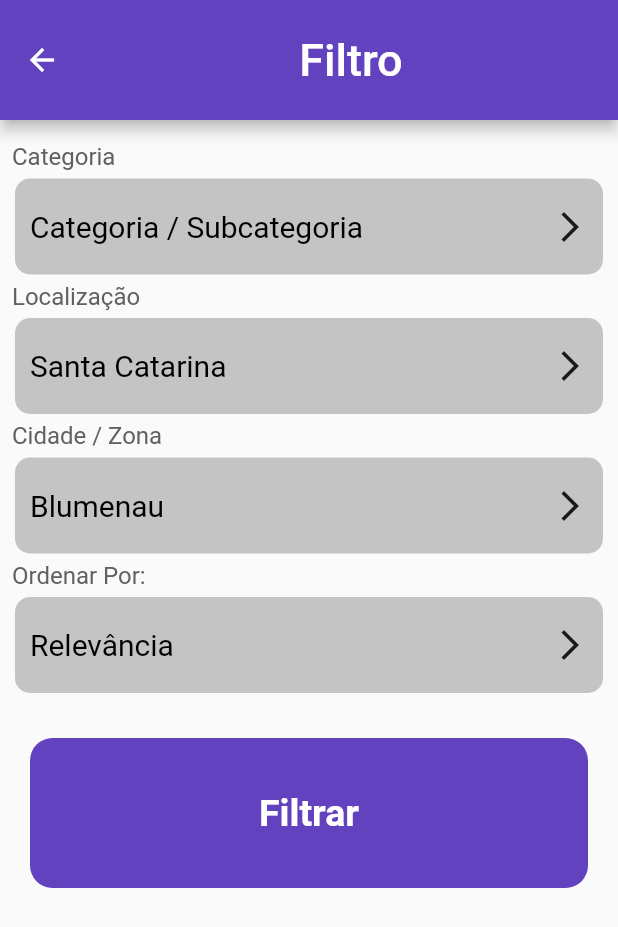
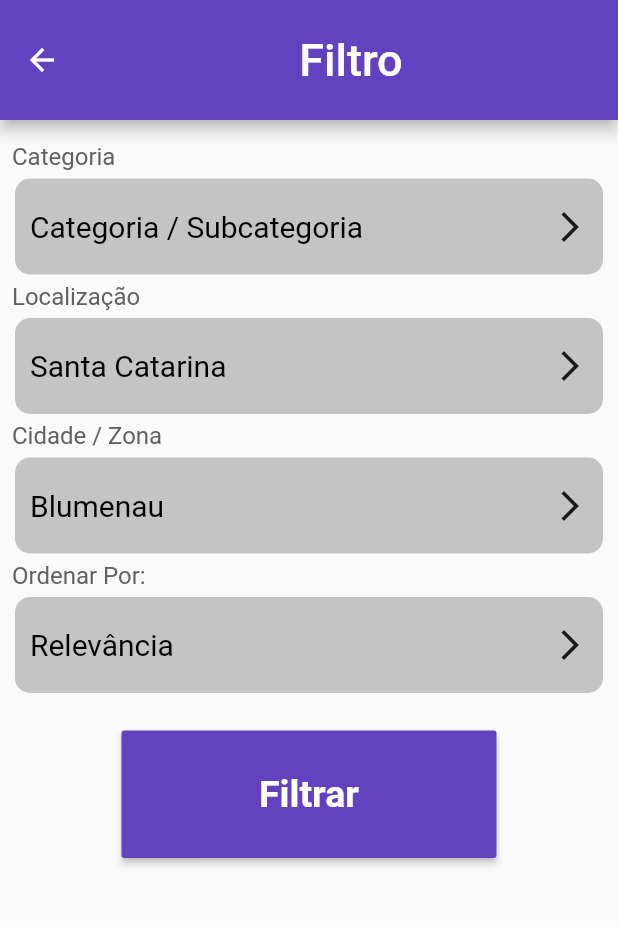
Before and after one commit to GreemerBR/deal, a Flutter app: the FilterBody screen opened directly, on a phone screen of 412 x 824 dp. Shown: the top 927 px of the screen. Run offline on Flutter 3.47's test engine with Material 2 defaults, Android fonts, the phone set to English and light mode, and no system bars.

Commit message:
[change] Changed the filter page button

```diff
--- a/lib/presenter/filtro/widgets/fake_button_container.dart
+++ b/lib/presenter/filtro/widgets/fake_button_container.dart
@@ -1,7 +1,7 @@
+import 'package:app_2/presenter/mainMenu/main_menu.dart';
 import 'package:flutter/material.dart';
 
 class FakeButtonContainer extends StatelessWidget {
-
   const FakeButtonContainer({Key? key}) : super(key: key);
 
   @override
@@ -9,31 +9,51 @@ class FakeButtonContainer extends StatelessWidget {
     return Column(
       mainAxisAlignment: MainAxisAlignment.end,
       children: [
-        Container(
-          width: double.maxFinite,
-          height: 100,
-          margin: EdgeInsets.only(
-            top: 30,
-            right: 20,
-            left: 20,
-          ),
-          decoration: BoxDecoration(
-              color: Color.fromARGB(255, 99, 66, 191),
-              borderRadius: BorderRadius.circular(15)),
-          child: Row(
-            mainAxisAlignment: MainAxisAlignment.center,
-            children: [
-              Text(
-                "Filtrar",
-                style: TextStyle(
-                  color: Colors.white,
-                  fontSize: 25,
-                  fontWeight: FontWeight.bold,
-                ),
+        MaterialButton(
+          minWidth: 250,
+          height: 85,
+          color: Color.fromARGB(255, 99, 66, 191),
+          onPressed: () {
+            Navigator.of(context).push(
+              MaterialPageRoute(
+                builder: (context) {
+                  return MainMenu();
+                },
               ),
-            ],
+            );
+          },
+          child: Text(
+            "Filtrar",
+            style: TextStyle(
+                fontSize: 25, color: Colors.white, fontWeight: FontWeight.bold),
           ),
         ),
+
+        // Container(
+        //   width: double.maxFinite,
+        //   height: 100,
+        //   margin: EdgeInsets.only(
+        //     top: 30,
+        //     right: 20,
+        //     left: 20,
+        //   ),
+        //   decoration: BoxDecoration(
+        //       color: Color.fromARGB(255, 99, 66, 191),
+        //       borderRadius: BorderRadius.circular(15)),
+        //   child: Row(
+        //     mainAxisAlignment: MainAxisAlignment.center,
+        //     children: [
+        //       Text(
+        //         "Filtrar",
+        //         style: TextStyle(
+        //           color: Colors.white,
+        //           fontSize: 25,
+        //           fontWeight: FontWeight.bold,
+        //         ),
+        //       ),
+        //     ],
+        //   ),
+        // ),
       ],
     );
   }
--- a/lib/presenter/filtro/widgets/filter_body.dart
+++ b/lib/presenter/filtro/widgets/filter_body.dart
@@ -30,6 +30,7 @@ class FilterBody extends StatelessWidget {
                   FilterOptionContainer(title: "Localização", option: "Santa Catarina",),
                   FilterOptionContainer(title: "Cidade / Zona", option: "Blumenau",),
                   FilterOptionContainer(title: "Ordenar Por:", option: "Relevância",),
+                  SizedBox(height: 25,),
                   FakeButtonContainer(),
                 ],
               ),
```
